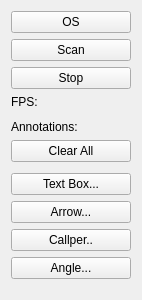
Qt form bscantools.ui (siborion/siborion_american_scan) before a commit.
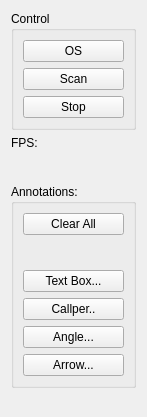
The same form after that commit.

```diff
--- a/bscantools.ui
+++ b/bscantools.ui
@@ -6,8 +6,8 @@
    <rect>
     <x>0</x>
     <y>0</y>
-    <width>142</width>
-    <height>300</height>
+    <width>147</width>
+    <height>417</height>
    </rect>
   </property>
   <property name="windowTitle">
@@ -17,6 +17,12 @@
    <item row="0" column="0">
     <layout class="QVBoxLayout" name="verticalLayout">
      <item>
+      <widget class="QGroupBox" name="gbControl">
+       <property name="title">
+        <string>Control</string>
+       </property>
+       <layout class="QVBoxLayout" name="verticalLayout_3">
+        <item>
       <widget class="QPushButton" name="pbOS">
        <property name="text">
         <string>OS</string>
@@ -37,6 +43,9 @@
        </property>
       </widget>
      </item>
+       </layout>
+      </widget>
+     </item>
      <item>
       <widget class="QLabel" name="lFPS">
        <property name="text">
@@ -45,7 +54,7 @@
       </widget>
      </item>
      <item>
-      <spacer name="verticalSpacer_4">
+      <spacer name="verticalSpacer">
        <property name="orientation">
         <enum>Qt::Vertical</enum>
        </property>
@@ -58,14 +67,13 @@
       </spacer>
      </item>
      <item>
-      <widget class="QLabel" name="label">
-       <property name="text">
+      <widget class="QGroupBox" name="gbAnnotation">
+       <property name="title">
         <string>Annotations:</string>
        </property>
-      </widget>
-     </item>
+       <layout class="QVBoxLayout" name="verticalLayout_2">
      <item>
-      <widget class="QPushButton" name="pushButton_4">
+         <widget class="QPushButton" name="pbClear">
        <property name="text">
         <string>Clear All</string>
        </property>
@@ -85,34 +93,51 @@
       </spacer>
      </item>
      <item>
-      <widget class="QPushButton" name="pushButton_5">
+         <widget class="QPushButton" name="pbText">
        <property name="text">
         <string>Text Box...</string>
        </property>
-      </widget>
-     </item>
-     <item>
-      <widget class="QPushButton" name="pushButton_6">
-       <property name="text">
-        <string>Arrow...</string>
+          <property name="checkable">
+           <bool>true</bool>
        </property>
       </widget>
      </item>
      <item>
-      <widget class="QPushButton" name="pushButton">
+         <widget class="QPushButton" name="pbCallper">
        <property name="text">
         <string>Callper..</string>
        </property>
+          <property name="checkable">
+           <bool>true</bool>
+          </property>
       </widget>
      </item>
      <item>
-      <widget class="QPushButton" name="pushButton_7">
+         <widget class="QPushButton" name="pbAngle">
        <property name="text">
         <string>Angle...</string>
        </property>
+          <property name="checkable">
+           <bool>true</bool>
+          </property>
       </widget>
      </item>
      <item>
+         <widget class="QPushButton" name="pbArrow">
+          <property name="text">
+           <string>Arrow...</string>
+          </property>
+          <property name="checkable">
+           <bool>true</bool>
+          </property>
+         </widget>
+        </item>
+       </layout>
+      </widget>
+     </item>
+    </layout>
+   </item>
+   <item row="1" column="0">
       <spacer name="verticalSpacer_3">
        <property name="orientation">
         <enum>Qt::Vertical</enum>
@@ -124,21 +149,6 @@
         </size>
        </property>
       </spacer>
-     </item>
-     <item>
-      <spacer name="verticalSpacer">
-       <property name="orientation">
-        <enum>Qt::Vertical</enum>
-       </property>
-       <property name="sizeHint" stdset="0">
-        <size>
-         <width>20</width>
-         <height>40</height>
-        </size>
-       </property>
-      </spacer>
-     </item>
-    </layout>
    </item>
   </layout>
  </widget>
```
Lines whose indentation alone changed are shown as unchanged.
